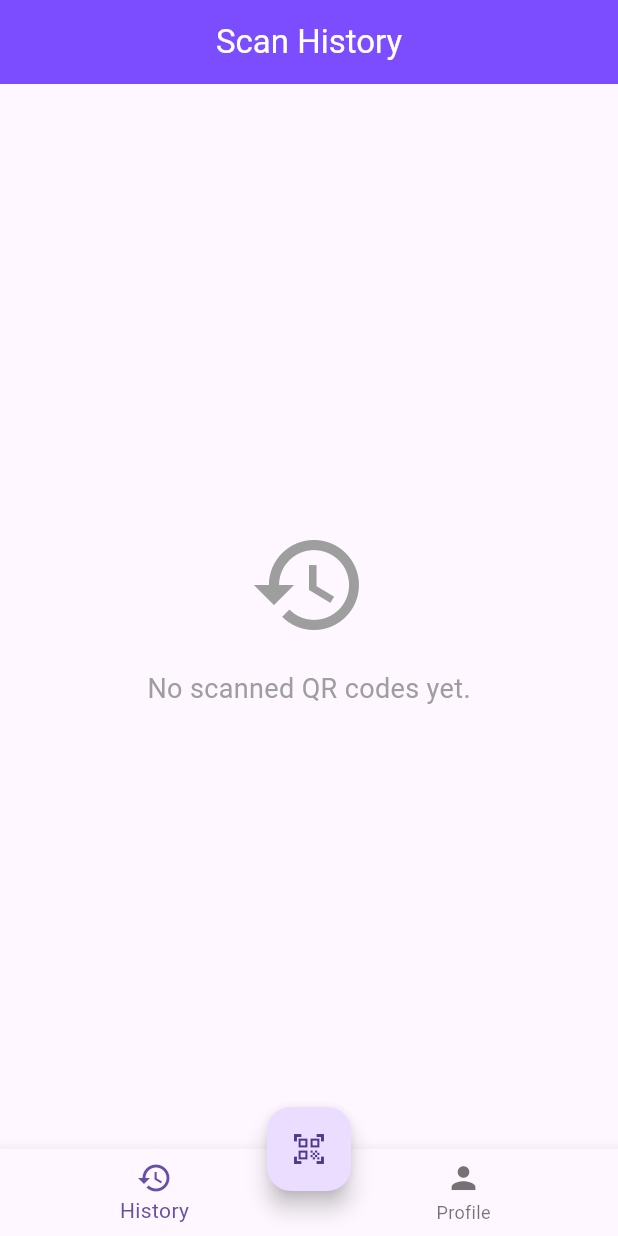
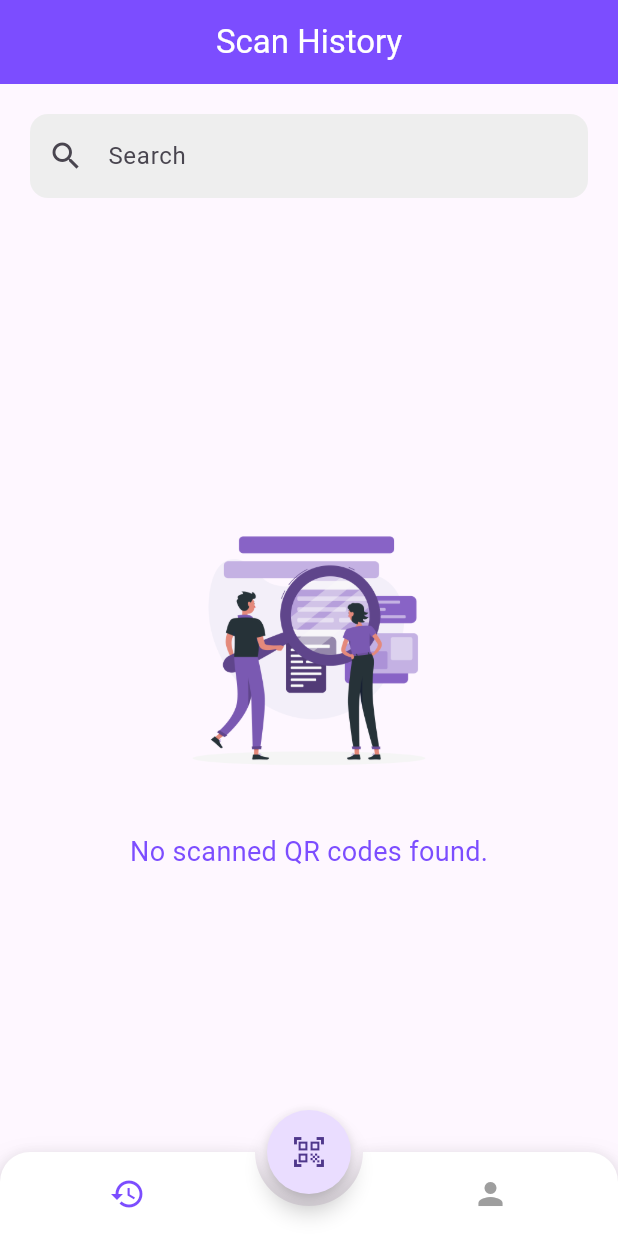
Before and after one commit to BahaFrc1/scanny, a Flutter app: the screen it shows after launch, on a phone screen of 412 x 824 dp. Run offline on Flutter 3.47's test engine with Material 3 defaults, Android fonts, the phone set to English and light mode, and no system bars; drawn by our look-alikes of animated_bottom_navigation_bar; our stand-ins replace flutter_riverpod, fluttertoast, go_router, hive, hive_flutter, image_picker and 2 more; missing offline and left inert: mobile_scanner; accounts and stored records are empty.

Commit message:
Handle theme changes and add history filtering

```diff
--- a/lib/presentation/screens/history_screen.dart
+++ b/lib/presentation/screens/history_screen.dart
@@ -16,9 +16,33 @@ class _HistoryScreenState extends ConsumerState<HistoryScreen> {
   final Set<String> _selectedItems = {};
   bool _isSelectionMode = false;
 
+  final TextEditingController _searchController = TextEditingController();
+  List<dynamic> _filteredHistory = []; // Filtered list
+
+  @override
+  void initState() {
+    super.initState();
+    _searchController.addListener(_onSearchChanged);
+  }
+
+  void _onSearchChanged() {
+    setState(() {
+      final history = ref.read(historyViewModelProvider);
+      final query = _searchController.text.toLowerCase();
+
+      _filteredHistory = history
+          .where((entry) =>
+              entry.value.displayValue?.toLowerCase().contains(query) ?? false)
+          .toList();
+    });
+    print("Filtered History: $_filteredHistory");
+  }
+
   @override
   Widget build(BuildContext context) {
     final history = ref.watch(historyViewModelProvider);
+    _filteredHistory =
+        _searchController.text.isEmpty ? history : _filteredHistory;
 
     return Scaffold(
       appBar: AppBar(
@@ -29,7 +53,7 @@ class _HistoryScreenState extends ConsumerState<HistoryScreen> {
         actions: [
           if (_isSelectionMode)
             IconButton(
-              icon: const Icon(Icons.cancel),
+              icon: const Icon(Icons.cancel, color: Colors.white),
               onPressed: () {
                 setState(() {
                   _selectedItems.clear();
@@ -39,7 +63,7 @@ class _HistoryScreenState extends ConsumerState<HistoryScreen> {
             ),
           if (_isSelectionMode)
             IconButton(
-              icon: const Icon(Icons.delete),
+              icon: const Icon(Icons.delete, color: Colors.white),
               onPressed: () async {
                 final notifier = ref.read(historyViewModelProvider.notifier);
                 for (final key in _selectedItems) {
@@ -53,28 +77,70 @@ class _HistoryScreenState extends ConsumerState<HistoryScreen> {
             ),
         ],
       ),
-      body: history.isEmpty
+      body: Column(
+        children: [
+          // Search Bar
+          Padding(
+            padding: const EdgeInsets.all(20.0),
+            child: TextField(
+              controller: _searchController,
+              decoration: InputDecoration(
+                prefixIcon: const Icon(Icons.search),
+                suffixIcon: _searchController.text.isNotEmpty
+                    ? IconButton(
+                        icon: const Icon(Icons.close),
+                        onPressed: () {
+                          setState(() {
+                            _searchController.clear(); // Clears the text
+                            FocusScope.of(context).unfocus(); // Removes focus
+                          });
+                        },
+                      )
+                    : null,
+                // Shows close button only when there is input
+                hintText: 'Search',
+                filled: true,
+                fillColor: Colors.grey[200],
+                border: OutlineInputBorder(
+                  borderRadius: BorderRadius.circular(12),
+                  borderSide: BorderSide.none,
+                ),
+              ),
+              onChanged: (value) =>
+                  _onSearchChanged(), // Update search results dynamically
+            ),
+          ),
+
+          // ListView
+          Expanded(
+            child: _filteredHistory.isEmpty
                 ? Center(
                     child: Column(
                       mainAxisAlignment: MainAxisAlignment.center,
-                children: const [
-                  Icon(Icons.history, size: 80, color: Colors.grey),
-                  SizedBox(height: 16),
-                  Text(
-                    'No scanned QR codes yet.',
-                    style: TextStyle(fontSize: 18, color: Colors.grey),
+                      children: [
+                        Image.asset(
+                          "lib/presentation/resources/img/no_items_found.png",
+                          height: 200.0,
+                          width: 200.0,
+                        ),
+                        const SizedBox(height: 16),
+                        const Text(
+                          'No scanned QR codes found.',
+                          style: TextStyle(
+                              fontSize: 18, color: Colors.deepPurpleAccent),
                         ),
                       ],
                     ),
                   )
                 : ListView.builder(
-              padding: const EdgeInsets.all(16),
-              itemCount: history.length,
+                    padding: const EdgeInsets.symmetric(horizontal: 20, vertical: 10),
+                    itemCount: _filteredHistory.length,
                     itemBuilder: (context, index) {
-                final entry = history[index];
+                      final entry = _filteredHistory[index];
                       final key = entry.key;
                       final barcode = entry.value;
-                final isSelected = _selectedItems.contains(key.toString());
+                      final isSelected =
+                          _selectedItems.contains(key.toString());
 
                       return Card(
                         elevation: 4,
@@ -88,7 +154,7 @@ class _HistoryScreenState extends ConsumerState<HistoryScreen> {
                             barcode.displayValue ?? "Scanned data unavailable",
                             style: const TextStyle(
                               fontWeight: FontWeight.bold,
-                        fontSize: 16,
+                              fontSize: 15,
                             ),
                           ),
                           subtitle: Row(
@@ -107,7 +173,6 @@ class _HistoryScreenState extends ConsumerState<HistoryScreen> {
                           ),
                           leading: Icon(
                             getBarcodeIcon(barcode.typeIndex),
-                      color: Colors.teal[700],
                           ),
                           trailing: _isSelectionMode
                               ? Checkbox(
@@ -127,15 +192,15 @@ class _HistoryScreenState extends ConsumerState<HistoryScreen> {
                                   children: [
                                     IconButton(
                                       icon: const Icon(Icons.backup,
-                                    color: Colors.blue),
+                                          color: Colors.teal),
                                       onPressed: () {
                                         // todo: Implement backup feature
                                         featureNotImplementedToast();
                                       },
                                     ),
                                     IconButton(
-                                icon:
-                                    const Icon(Icons.share, color: Colors.blue),
+                                      icon: const Icon(Icons.share,
+                                          color: Colors.teal),
                                       onPressed: () {
                                         final shareText =
                                             barcode.displayValue ?? "No Data";
@@ -161,6 +226,15 @@ class _HistoryScreenState extends ConsumerState<HistoryScreen> {
                       );
                     },
                   ),
+          ),
+        ],
+      ),
     );
   }
+
+  @override
+  void dispose() {
+    _searchController.dispose();
+    super.dispose();
   }
+}
--- a/lib/presentation/screens/scanner_screen.dart
+++ b/lib/presentation/screens/scanner_screen.dart
@@ -40,10 +40,8 @@ class _ScannerScreenState extends ConsumerState<ScannerScreen> {
       },
       child: Scaffold(
         appBar: AppBar(
-          title: const Text('Scanner', style: TextStyle(color: Colors.white)),
-          backgroundColor: Colors.deepPurpleAccent,
+          title: const Text('Scanner'),
         ),
-        backgroundColor: Colors.black,
         body: Stack(
           children: [
             // QR Code Scanner View
--- a/lib/router/app_router.dart
+++ b/lib/router/app_router.dart
@@ -1,3 +1,4 @@
+import 'package:animated_bottom_navigation_bar/animated_bottom_navigation_bar.dart';
 import 'package:flutter/material.dart';
 import 'package:go_router/go_router.dart';
 import '../presentation/screens/history_screen.dart';
@@ -35,52 +36,63 @@ final appRouter = GoRouter(
   ],
 );
 
-class BottomNavigationWrapper extends StatelessWidget {
+class BottomNavigationWrapper extends StatefulWidget {
   final Widget child;
 
   const BottomNavigationWrapper({super.key, required this.child});
 
   @override
+  _BottomNavigationWrapperState createState() => _BottomNavigationWrapperState();
+}
+
+class _BottomNavigationWrapperState extends State<BottomNavigationWrapper> {
+  int _currentIndex = 0;
+  final PageController _pageController = PageController();
+  final iconList = <IconData>[
+    Icons.history,
+    Icons.person,
+  ];
+
+  @override
   Widget build(BuildContext context) {
-    // var position = 0;
     final GoRouter router = GoRouter.of(context);
-    final currentLocation = GoRouterState.of(context).uri.toString();
 
     return Scaffold(
-      body: child,
-      bottomNavigationBar: BottomNavigationBar(
-        currentIndex: _getSelectedIndex(currentLocation),
-        onTap: (int index) {
-          switch (index) {
-            case 1:
-              router.go('/profile');
-            default:
-              router.go('/history');
-          }
+      body: PageView(
+        controller: _pageController,
+        onPageChanged: (index) {
+          setState(() {
+            _currentIndex = index;
+          });
         },
-        items: const [
-          BottomNavigationBarItem(
-            icon: Icon(Icons.history),
-            label: 'History',
-          ),
-          BottomNavigationBarItem(
-            icon: Icon(Icons.person),
-            label: 'Profile',
-          ),
+        children: const [
+          HistoryScreen(),
+          ProfileScreen(),
         ],
+      ),
+      bottomNavigationBar: AnimatedBottomNavigationBar(
+        icons: iconList,
+        activeIndex: _currentIndex,
+        gapLocation: GapLocation.center,
+        notchSmoothness: NotchSmoothness.softEdge,
+        activeColor: Colors.deepPurpleAccent,
+        inactiveColor: Colors.grey,
+        leftCornerRadius: 20,
+        rightCornerRadius: 20,
+        onTap: (index) {
+          setState(() {
+            _currentIndex = index;
+            _pageController.jumpToPage(index);
+          });
+        },
       ),
       floatingActionButton: FloatingActionButton(
         onPressed: () => router.push('/scanner'),
         heroTag: 'scannerFab',
+        shape: const CircleBorder(),
         child: const Icon(Icons.qr_code_scanner),
       ),
       floatingActionButtonLocation: FloatingActionButtonLocation.centerDocked,
     );
   }
-
-  int _getSelectedIndex(String location) {
-    if (location.startsWith('/history')) return 0;
-    if (location.startsWith('/profile')) return 1;
-    return -1; // Scanner screen has no index on the bottom bar
-  }
 }
--- a/pubspec.yaml
+++ b/pubspec.yaml
@@ -1,5 +1,6 @@
 name: qr_scanner_workerbase
-description: "A new Flutter project."
+description: "A QR Code Scanner App where users can scan any QR Code and easily see its
+content, together with a history of all previously scanned QR Codes."
 # The following line prevents the package from being accidentally published to
 # pub.dev using `flutter pub publish`. This is preferred for private packages.
 publish_to: 'none' # Remove this line if you wish to publish to pub.dev
@@ -24,7 +25,7 @@ dependencies:
   share_plus: ^10.1.3
   shared_preferences: ^2.3.3
   fluttertoast: ^8.2.10
-
+  animated_bottom_navigation_bar: ^1.3.3
 dev_dependencies:
   flutter_test:
     sdk: flutter
@@ -39,3 +40,4 @@ flutter:
   uses-material-design: true
   assets:
     - lib/presentation/resources/img/user_ic.png
+    - lib/presentation/resources/img/no_items_found.png
```
Also changed, not shown: lib/presentation/screens/profile_screen.dart (+4 -4 lines), lib/presentation/resources/img/no_items_found.png (added), pubspec.lock, 1 other file. Lines whose indentation alone changed are shown as unchanged.
